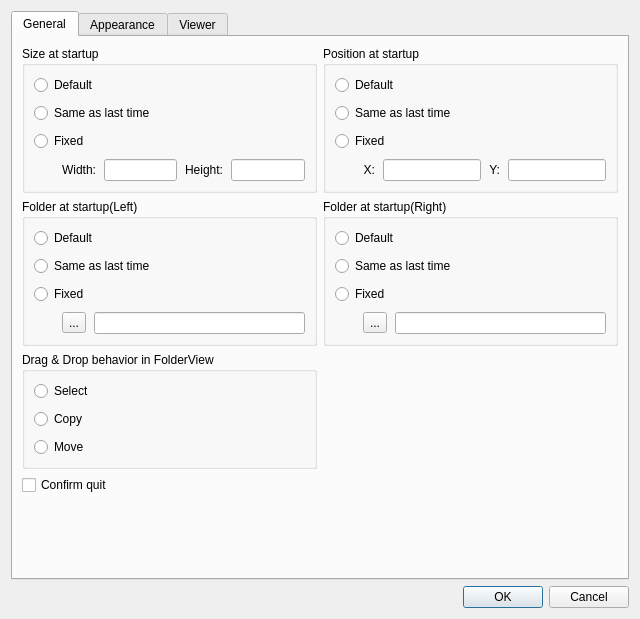
haraki/farman, file preferencesdialog.ui: the form before one commit.
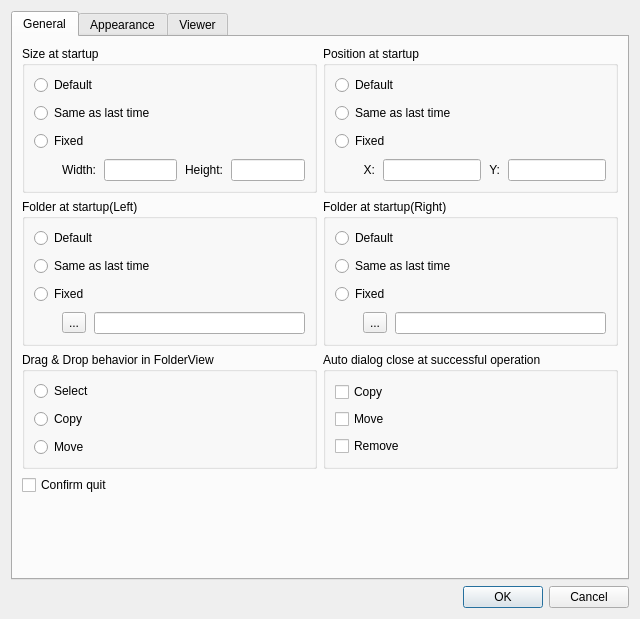
The form after the commit.

Commit message: add "auto dialog close at successful operation" to PreferenceDialog.

Patch:
```diff
--- a/preferencesdialog.ui
+++ b/preferencesdialog.ui
@@ -345,6 +345,36 @@
          </property>
         </spacer>
        </item>
+       <item row="2" column="1">
+        <widget class="QGroupBox" name="autoDialogCloseGroupBox">
+         <property name="title">
+          <string>Auto dialog close at successful operation</string>
+         </property>
+         <layout class="QVBoxLayout" name="verticalLayout_2">
+          <item>
+           <widget class="QCheckBox" name="autoDialogCloseCopyCheckBox">
+            <property name="text">
+             <string>Copy</string>
+            </property>
+           </widget>
+          </item>
+          <item>
+           <widget class="QCheckBox" name="autoDialogCloseMoveCheckBox">
+            <property name="text">
+             <string>Move</string>
+            </property>
+           </widget>
+          </item>
+          <item>
+           <widget class="QCheckBox" name="autoDialogCloseRemoveCheckBox">
+            <property name="text">
+             <string>Remove</string>
+            </property>
+           </widget>
+          </item>
+         </layout>
+        </widget>
+       </item>
       </layout>
      </widget>
      <widget class="QWidget" name="appearanceTab">
```
